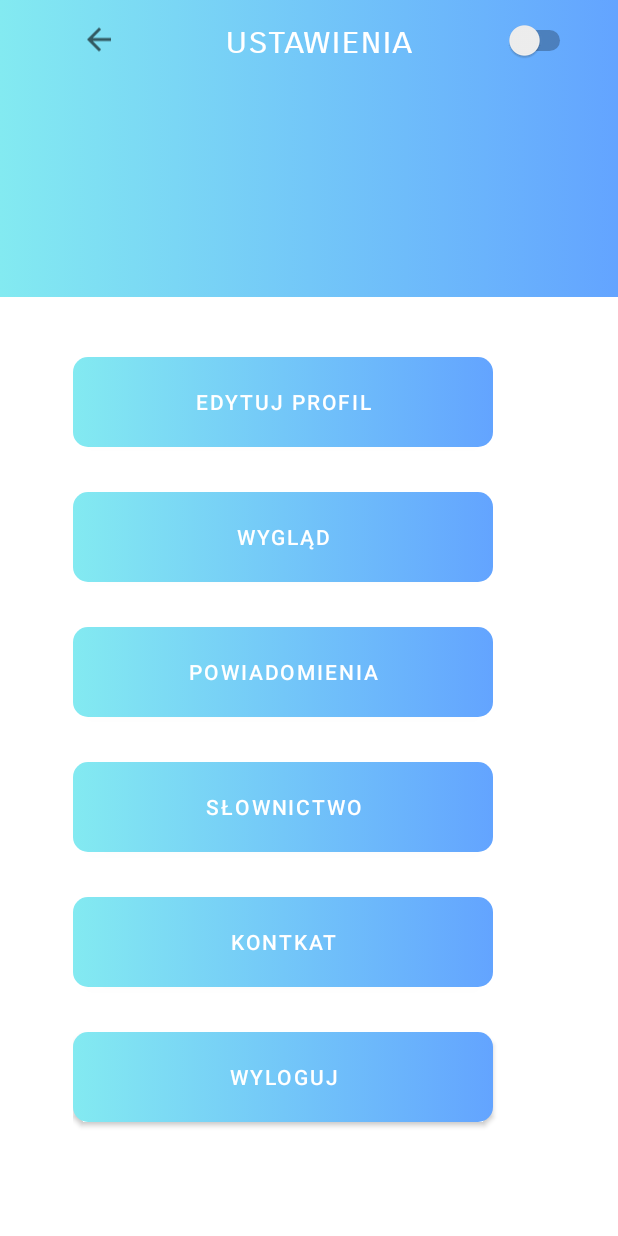
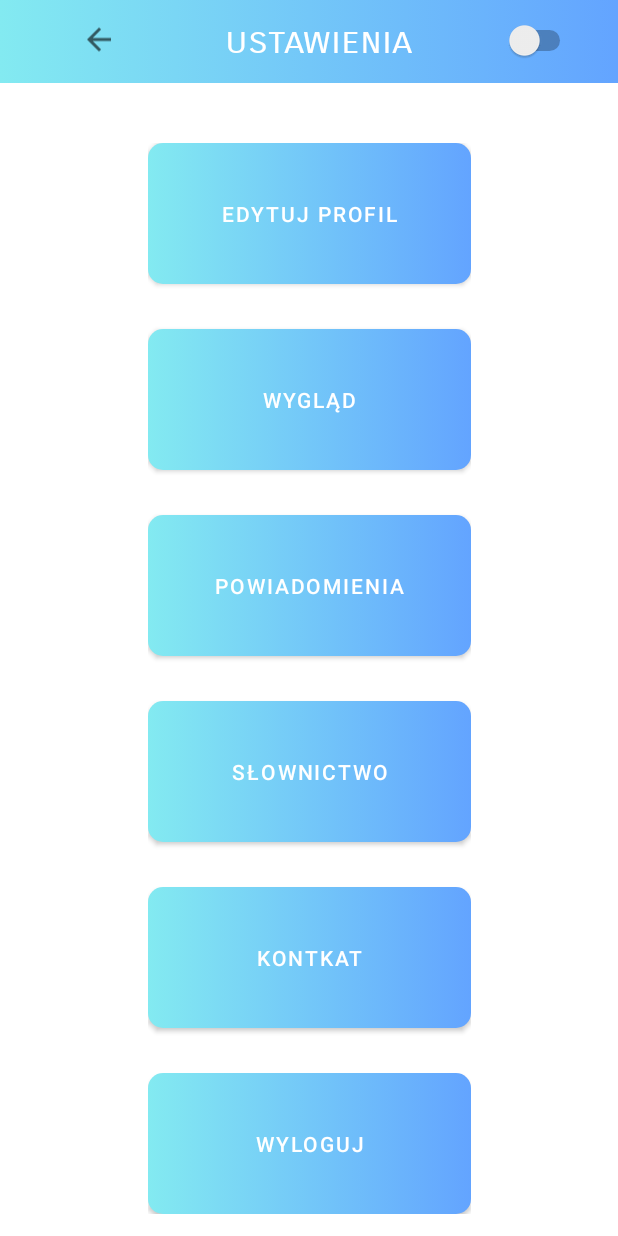
Before and after one commit to Jwalczaak/englishApp, an Android app: the Settings screen opened directly, with no data from a screen before it, on a phone screen of 412 x 824 dp. Run offline under Robolectric (Android 15) with nearby library versions, the phone set to English and light mode, and no system bars.

Commit message:
new appearance

```diff
--- a/app/src/main/res/layout/activity_settings.xml
+++ b/app/src/main/res/layout/activity_settings.xml
@@ -11,7 +11,7 @@
 
     <LinearLayout
         android:layout_width="414dp"
-        android:layout_height="631dp"
+        android:layout_height="match_parent"
 
 
         android:layout_alignParentStart="true"
@@ -30,9 +30,10 @@
         <LinearLayout
             android:layout_width="match_parent"
             android:layout_height="match_parent"
-            android:layout_marginStart="50dp"
+            android:layout_marginHorizontal="100dp"
             android:layout_marginTop="40dp"
             android:layout_marginBottom="20dp"
+            android:layout_weight="1"
 
             android:showDividers="middle"
             android:divider="@drawable/button_margins"
@@ -40,7 +41,8 @@
 
             <Button
                 android:id="@+id/button"
-                android:layout_width="280dp"
+                android:layout_width="match_parent"
+                android:layout_weight="1"
                 android:layout_height="60dp"
                 android:background="@drawable/setings_button"
                 android:text="edytuj Profil"
@@ -49,7 +51,8 @@
 
             <Button
                 android:id="@+id/button1"
-                android:layout_width="280dp"
+                android:layout_width="match_parent"
+                android:layout_weight="1"
                 android:layout_height="60dp"
                 android:background="@drawable/setings_button"
                 android:text="wygląd"
@@ -57,15 +60,17 @@
                 app:backgroundTint="@null" />
             <Button
                 android:id="@+id/button2"
-                android:layout_width="280dp"
+                android:layout_width="match_parent"
                 android:layout_height="60dp"
                 android:background="@drawable/setings_button"
                 android:text="Powiadomienia"
+                android:layout_weight="1"
                 app:backgroundTint="@null" />
 
             <Button
                 android:id="@+id/button3"
-                android:layout_width="280dp"
+                android:layout_width="match_parent"
+                android:layout_weight="1"
                 android:layout_height="60dp"
                 android:background="@drawable/setings_button"
                 android:text="Słownictwo"
@@ -73,14 +78,16 @@
 
             <Button
                 android:id="@+id/button4"
-                android:layout_width="280dp"
+                android:layout_width="match_parent"
+                android:layout_weight="1"
                 android:layout_height="60dp"
                 android:background="@drawable/setings_button"
                 android:text="Kontkat"
                 app:backgroundTint="@null" />
             <Button
                 android:id="@+id/button5"
-                android:layout_width="280dp"
+                android:layout_width="match_parent"
+                android:layout_weight="1"
                 android:layout_height="60dp"
                 android:background="@drawable/setings_button"
                 android:text="wyloguj"
--- a/app/src/main/res/mipmap-anydpi-v26/ic_launcher.xml
+++ b/app/src/main/res/mipmap-anydpi-v26/ic_launcher.xml
@@ -1,5 +1,5 @@
 <?xml version="1.0" encoding="utf-8"?>
 <adaptive-icon xmlns:android="http://schemas.android.com/apk/res/android">
     <background android:drawable="@drawable/ic_launcher_background"/>
-
+    <foreground android:drawable="@mipmap/ic_launcher_foreground"/>
 </adaptive-icon>
--- a/app/src/main/res/mipmap-anydpi-v26/ic_launcher_round.xml
+++ b/app/src/main/res/mipmap-anydpi-v26/ic_launcher_round.xml
@@ -1,4 +1,5 @@
 <?xml version="1.0" encoding="utf-8"?>
 <adaptive-icon xmlns:android="http://schemas.android.com/apk/res/android">
     <background android:drawable="@drawable/ic_launcher_background"/>
+    <foreground android:drawable="@mipmap/ic_launcher_foreground"/>
 </adaptive-icon>
--- a/build.gradle
+++ b/build.gradle
@@ -5,10 +5,7 @@ buildscript {
         mavenCentral()
     }
     dependencies {
-        classpath "com.android.tools.build:gradle:7.0.2"
 
-        // NOTE: Do not place your application dependencies here; they belong
-        // in the individual module build.gradle files
     }
 }
 
```
Also changed, not shown: app/src/main/res/layout/edit.xml (added, +35 -0 lines), app/src/main/res/mipmap-mdpi/ic_launcher.png (added), app/src/main/res/mipmap-mdpi/ic_launcher_round.png (added), app/src/main/res/mipmap-xxhdpi/ic_launcher_round.png (added).
